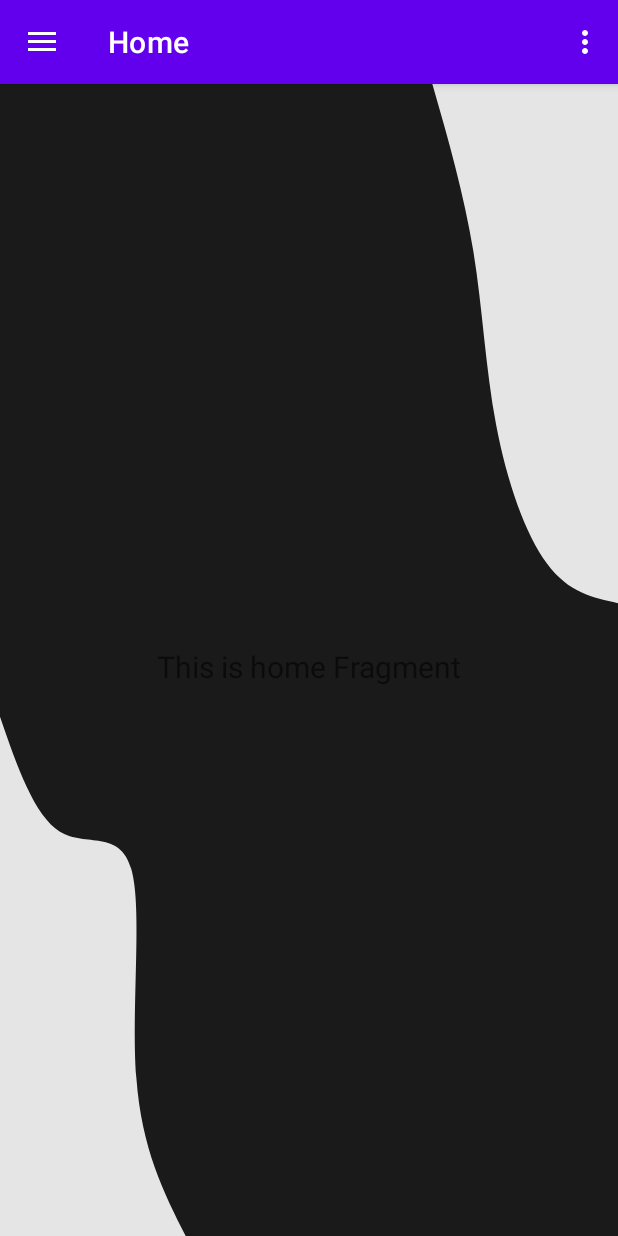
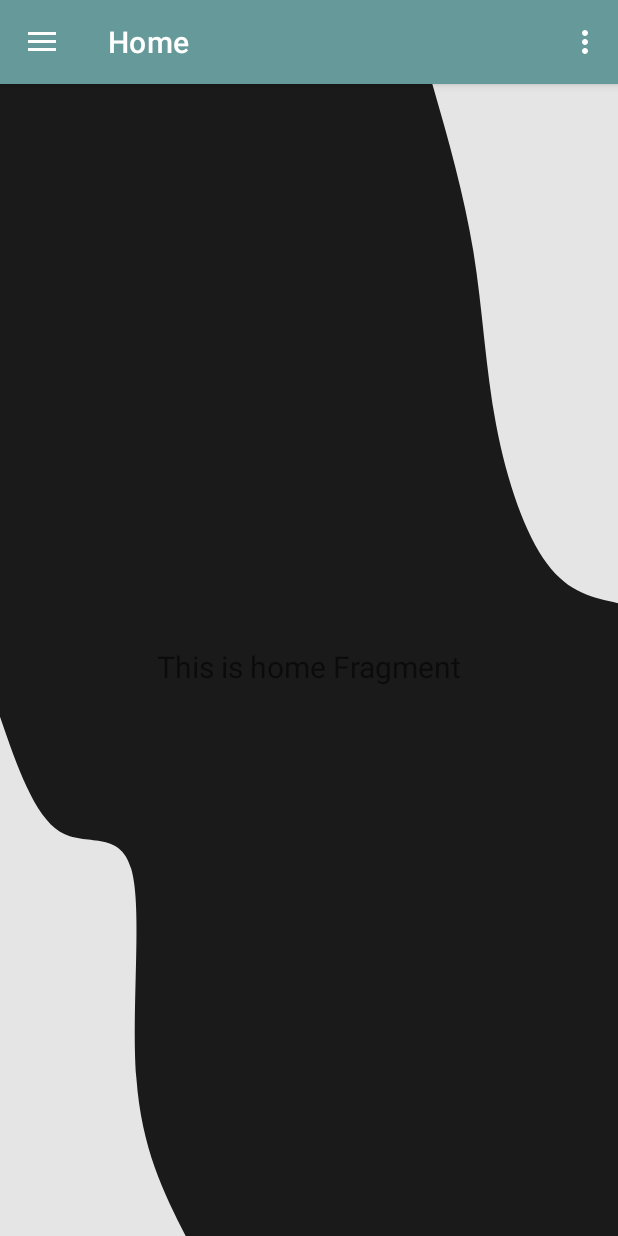
Before and after one commit to huthuthiddeli/DermaAI, an Android app: the MainActivity screen opened directly, with no data from a screen before it, on a phone screen of 412 x 824 dp. Run offline under Robolectric (Android 15) with nearby library versions, the phone set to English and light mode, and no system bars; our stand-ins replace navigation-ui.

Commit message:
Android - Design
Design Improvements

```diff
--- a/src/Android/app/src/main/res/layout/app_bar_main.xml
+++ b/src/Android/app/src/main/res/layout/app_bar_main.xml
@@ -15,7 +15,7 @@
             android:id="@+id/toolbar"
             android:layout_width="match_parent"
             android:layout_height="?attr/actionBarSize"
-            android:background="?attr/colorPrimary"
+            android:background="@color/blue"
             app:popupTheme="@style/Theme.DermaAI_Android_140.PopupOverlay" />
 
     </com.google.android.material.appbar.AppBarLayout>
--- a/src/Android/app/src/main/res/values/colors.xml
+++ b/src/Android/app/src/main/res/values/colors.xml
@@ -7,4 +7,6 @@
     <color name="teal_700">#FF018786</color>
     <color name="black">#FF000000</color>
     <color name="white">#FFFFFFFF</color>
+    <color name="blue">	#669999</color>
+
 </resources>
```
Also changed, not shown: src/Android/app/src/main/res/layout/fragment_accountinfo_login.xml (+5 -4 lines), 2 other files.
